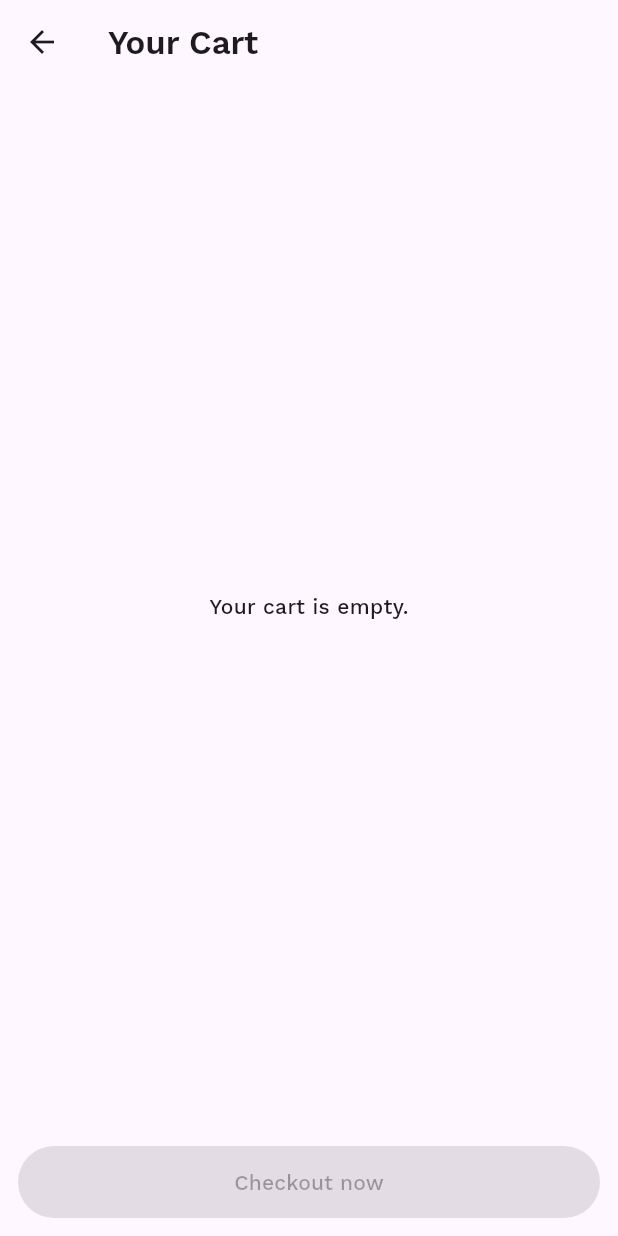
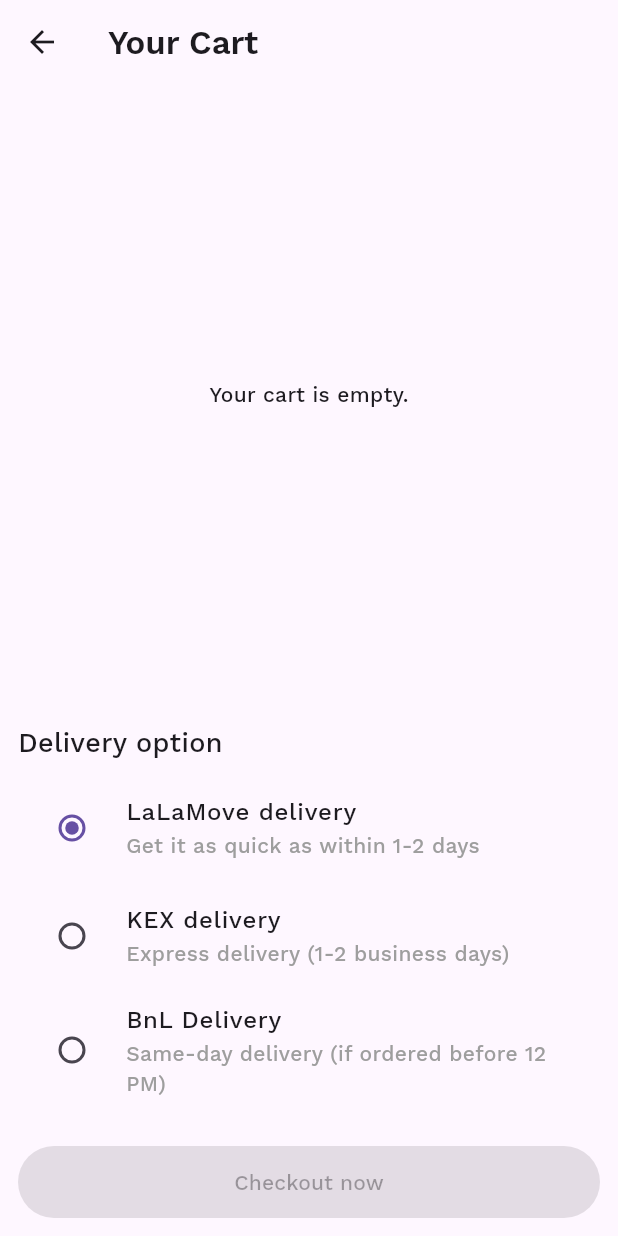
Before and after one commit to andergisomon/the-interns, a Flutter app: the CheckoutCartScreen screen opened directly, on a phone screen of 412 x 824 dp. Run offline on Flutter 3.47's test engine with Material 3 defaults, Android fonts, the phone set to English and light mode, and no system bars; our stand-ins replace cloud_firestore, firebase_auth, firebase_core, firebase_messaging, flutter_dotenv, flutter_local_notifications and 7 more; accounts and stored records are empty; generated files the repository leaves out were written again.

Commit message:
delivery options

```diff
--- a/app/lib/screens/supplies_shop_screen.dart
+++ b/app/lib/screens/supplies_shop_screen.dart
@@ -238,10 +238,16 @@ class _ProductDetailScreenState extends State<ProductDetailScreen> {
   }
 }
 
-class CheckoutCartScreen extends StatelessWidget {
+class CheckoutCartScreen extends StatefulWidget {
+  @override
+  _CheckoutCartScreenState createState() => _CheckoutCartScreenState();
+}
+
+class _CheckoutCartScreenState extends State<CheckoutCartScreen> {
   @override
   Widget build(BuildContext context) {
     final items = Cart.items;
+    int? current_radio = 1;
 
     return Scaffold(
       appBar: AppBar(title: Text('Your Cart')),
@@ -251,7 +257,7 @@ class CheckoutCartScreen extends StatelessWidget {
             child: items.isEmpty
               ? Center(child: Text('Your cart is empty.'))
               : ListView.separated(
-                  padding: EdgeInsets.all(8),
+                  padding: EdgeInsets.all(12),
                   itemCount: items.length + 1, // extra for total row
                   separatorBuilder: (_, __) => Divider(),
                   itemBuilder: (context, index) {
@@ -282,7 +288,7 @@ class CheckoutCartScreen extends StatelessWidget {
                     } else {
                       // total row
                       return Padding(
-                        padding: const EdgeInsets.symmetric(vertical: 8.0),
+                        padding: const EdgeInsets.symmetric(vertical: 8.0, horizontal: 8.0),
                         child: Row(
                           children: [
                             Spacer(flex: 4),
@@ -307,6 +313,65 @@ class CheckoutCartScreen extends StatelessWidget {
                     }
                   },
                 ),
+          ),
+          Padding(
+            padding: const EdgeInsets.all(12.0),
+            child: Column(
+              crossAxisAlignment: CrossAxisAlignment.start,
+              children: [
+                Text(
+                  'Delivery option',
+                  style: TextStyle(fontSize: 18, fontWeight: FontWeight.w500),
+                ),
+                SizedBox(height: 8),
+                Column(
+                  children: [
+                    RadioListTile<int>(
+                      value: 1,
+                      groupValue: current_radio, // Replace with a variable if you want to manage state
+                      onChanged: (value) {
+                        setState(() {
+                            current_radio = value!;
+                          });
+                        },
+                      title: Text('LaLaMove delivery'),
+                      subtitle: Text(
+                        'Get it as quick as within 1-2 days',
+                        style: TextStyle(color: Colors.grey),
+                      ),
+                    ),
+                    RadioListTile<int>(
+                      value: 2,
+                      groupValue: current_radio, // Replace with a variable if you want to manage state
+                      onChanged: (value) {
+                        setState(() {
+                            current_radio = value!;
+                          });
+                        },
+                      title: Text('KEX delivery'),
+                      subtitle: Text(
+                        'Express delivery (1-2 business days)',
+                        style: TextStyle(color: Colors.grey),
+                      ),
+                    ),
+                    RadioListTile<int>(
+                      value: 3,
+                      groupValue: current_radio, // Replace with a variable if you want to manage state
+                      onChanged: (value) {
+                        setState(() {
+                            current_radio = value!;
+                          });
+                        },
+                      title: Text('BnL Delivery'),
+                      subtitle: Text(
+                        'Same-day delivery (if ordered before 12 PM)',
+                        style: TextStyle(color: Colors.grey),
+                      ),
+                    ),
+                  ],
+                ),
+              ],
+            ),
           ),
           Padding(
             padding: const EdgeInsets.all(12.0),
```
